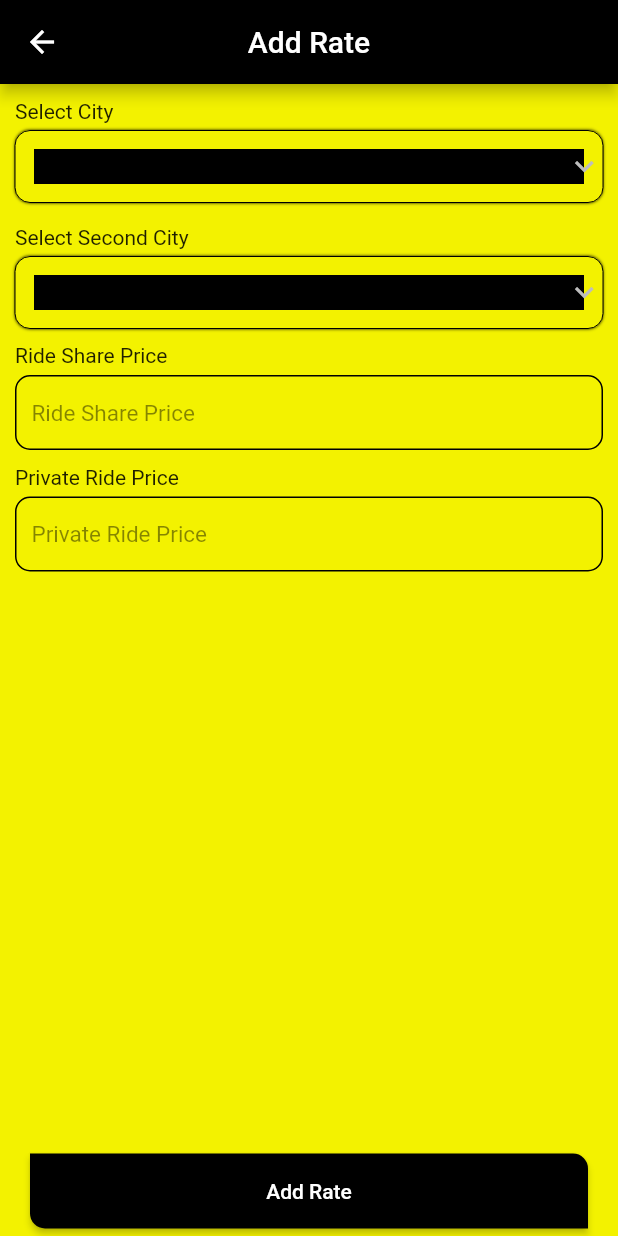
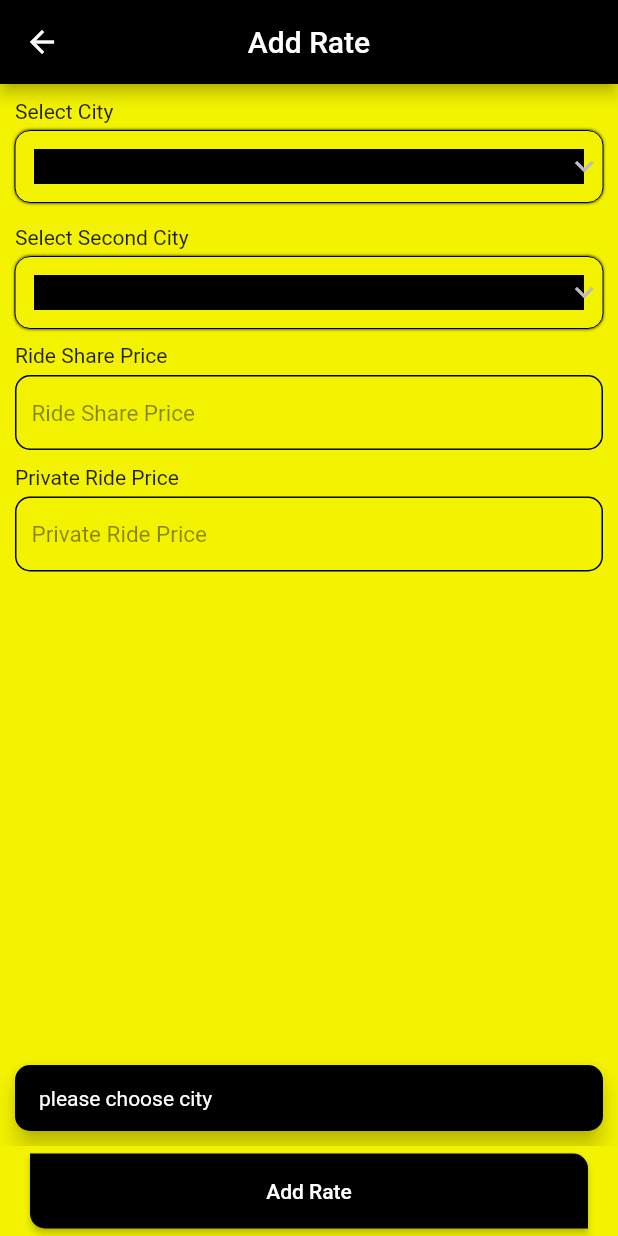
Before and after one commit to vishnupraja/mieride, a Flutter app: the AddRateManagement screen opened by its route, after a tap on "Add Rate", on a phone screen of 412 x 824 dp. Run offline on Flutter 3.47's test engine with Material 2 defaults, Android fonts, the phone set to English and light mode, and no system bars; our stand-ins replace dio, geocoding, get, shared_preferences; accounts and stored records are empty; network calls fail.

Commit message:
second 17/05/2023

```diff
--- a/lib/utils/SnackBar.dart
+++ b/lib/utils/SnackBar.dart
@@ -6,7 +6,7 @@ void showCustomSnackBar(String message, BuildContext context,) {
       dismissDirection: DismissDirection.horizontal,
       margin: const EdgeInsets.all(10.0),
       duration: const Duration(milliseconds: 1500),
-      backgroundColor: MyColors.blue,
+      backgroundColor: MyColors.secondry,
       behavior: SnackBarBehavior.floating,
       shape: RoundedRectangleBorder(borderRadius: BorderRadius.circular(10.0)),
       content: Text(message, style:const TextStyle(color: Colors.white)),
--- a/lib/view/home_view/rate_managment/add_rate.dart
+++ b/lib/view/home_view/rate_managment/add_rate.dart
@@ -1,8 +1,8 @@
 import 'package:flutter/material.dart';
 import 'package:get/get.dart';
+import 'package:mie_ride/utils/SnackBar.dart';
 import 'package:mie_ride/utils/colors.dart';
 import 'package:mie_ride/utils/text_field.dart';
-
 import '../../../controller/city_controller.dart';
 import '../../../controller/ride_management_controller.dart';
 
@@ -14,6 +14,7 @@ class AddRateManagement extends StatefulWidget {
 }
 
 class _AddRateManagementState extends State<AddRateManagement> {
+
   TextEditingController rideCtr = TextEditingController();
   TextEditingController privateCtr = TextEditingController();
   CityController controller = Get.put(CityController());
@@ -184,12 +185,31 @@ class _AddRateManagementState extends State<AddRateManagement> {
         child: Obx(() => custom_button(
           loading: rideManagementController.isLoading.value,
           voidCallback: () {
-            rideManagementController.adminAddCityPrice(context, _chosenValue.toString(),
-                dropValue.toString(), rideCtr.text, privateCtr.text);
+            if(validation() == true){
+              rideManagementController.adminAddCityPrice(context, _chosenValue.toString(),
+                  dropValue.toString(), rideCtr.text, privateCtr.text);
+            }
+
           },
           text: 'Add Rate',
         ),)
       ),
     );
   }
+
+  bool validation(){
+    if(_chosenValue == null){
+      showCustomSnackBar("please choose city", context);
+    }else if(dropValue == null){
+      showCustomSnackBar("please choose city", context);
+    }else if(rideCtr.text.isEmpty){
+      showCustomSnackBar("please choose Ride Share Price", context);
+    }else if(privateCtr.text.isEmpty){
+      showCustomSnackBar("please choose Private Ride Price", context);
+    }else{
+      return true;
+    }
+    return  false;
+  }
+
 }
```
Also changed, not shown: lib/view/home_view/home_screen.dart (+14 -3 lines).
